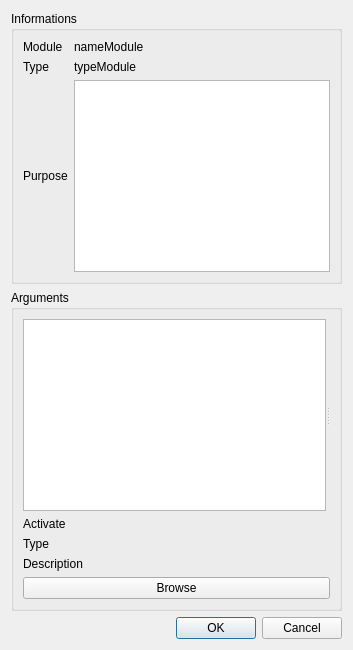
The window that ui/gui/resources/applymodule.ui (halbbob/dff) describes before a commit, drawn with Qt 5.
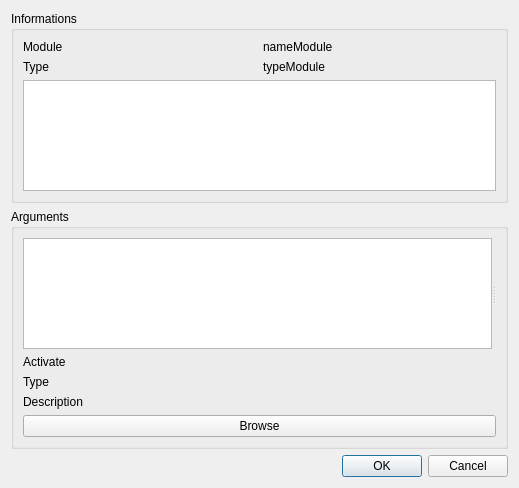
The same window after the commit.

Commit message: Change applymodule widget

The edit to the form file:
```diff
--- a/ui/gui/resources/applymodule.ui
+++ b/ui/gui/resources/applymodule.ui
@@ -2,6 +2,14 @@
 <ui version="4.0">
  <class>applyModule</class>
  <widget class="QDialog" name="applyModule">
+  <property name="geometry">
+   <rect>
+    <x>0</x>
+    <y>0</y>
+    <width>519</width>
+    <height>488</height>
+   </rect>
+  </property>
   <property name="sizePolicy">
    <sizepolicy hsizetype="Expanding" vsizetype="Expanding">
     <horstretch>0</horstretch>
@@ -46,14 +54,7 @@
         </property>
        </widget>
       </item>
-      <item row="2" column="0">
-       <widget class="QLabel" name="label_3">
-        <property name="text">
-         <string>Purpose</string>
-        </property>
-       </widget>
-      </item>
-      <item row="2" column="1">
+      <item row="2" column="0" colspan="2">
        <widget class="QTextEdit" name="textEdit">
         <property name="readOnly">
          <bool>true</bool>
@@ -62,14 +63,15 @@
          <string notr="true">&lt;!DOCTYPE HTML PUBLIC &quot;-//W3C//DTD HTML 4.0//EN&quot; &quot;http://www.w3.org/TR/REC-html40/strict.dtd&quot;&gt;
 &lt;html&gt;&lt;head&gt;&lt;meta name=&quot;qrichtext&quot; content=&quot;1&quot; /&gt;&lt;style type=&quot;text/css&quot;&gt;
 p, li { white-space: pre-wrap; }
-&lt;/style&gt;&lt;/head&gt;&lt;body style=&quot; font-family:'Sans Serif'; font-size:9pt; font-weight:400; font-style:normal;&quot;&gt;
+&lt;/style&gt;&lt;/head&gt;&lt;body style=&quot; font-family:'Sans'; font-size:10pt; font-weight:400; font-style:normal;&quot;&gt;
 &lt;table border=&quot;0&quot; style=&quot;-qt-table-type: root; margin-top:4px; margin-bottom:4px; margin-left:4px; margin-right:4px;&quot;&gt;
 &lt;tr&gt;
 &lt;td style=&quot;border: none;&quot;&gt;
-&lt;p style=&quot;-qt-paragraph-type:empty; margin-top:0px; margin-bottom:0px; margin-left:0px; margin-right:0px; -qt-block-indent:0; text-indent:0px;&quot;&gt;&lt;/p&gt;
-&lt;p style=&quot;-qt-paragraph-type:empty; margin-top:0px; margin-bottom:0px; margin-left:0px; margin-right:0px; -qt-block-indent:0; text-indent:0px;&quot;&gt;&lt;/p&gt;
-&lt;p style=&quot;-qt-paragraph-type:empty; margin-top:0px; margin-bottom:0px; margin-left:0px; margin-right:0px; -qt-block-indent:0; text-indent:0px;&quot;&gt;&lt;/p&gt;
-&lt;p style=&quot;-qt-paragraph-type:empty; margin-top:0px; margin-bottom:0px; margin-left:0px; margin-right:0px; -qt-block-indent:0; text-indent:0px;&quot;&gt;&lt;/p&gt;&lt;/td&gt;&lt;/tr&gt;&lt;/table&gt;&lt;/body&gt;&lt;/html&gt;</string>
+&lt;p style=&quot;-qt-paragraph-type:empty; margin-top:0px; margin-bottom:0px; margin-left:0px; margin-right:0px; -qt-block-indent:0; text-indent:0px; font-family:'Sans Serif'; font-size:9pt;&quot;&gt;&lt;/p&gt;
+&lt;p style=&quot;-qt-paragraph-type:empty; margin-top:0px; margin-bottom:0px; margin-left:0px; margin-right:0px; -qt-block-indent:0; text-indent:0px; font-family:'Sans Serif'; font-size:9pt;&quot;&gt;&lt;/p&gt;
+&lt;p style=&quot;-qt-paragraph-type:empty; margin-top:0px; margin-bottom:0px; margin-left:0px; margin-right:0px; -qt-block-indent:0; text-indent:0px; font-family:'Sans Serif'; font-size:9pt;&quot;&gt;&lt;/p&gt;
+&lt;p style=&quot;-qt-paragraph-type:empty; margin-top:0px; margin-bottom:0px; margin-left:0px; margin-right:0px; -qt-block-indent:0; text-indent:0px; font-family:'Sans Serif'; font-size:9pt;&quot;&gt;&lt;/p&gt;
+&lt;p style=&quot;-qt-paragraph-type:empty; margin-top:0px; margin-bottom:0px; margin-left:0px; margin-right:0px; -qt-block-indent:0; text-indent:0px; font-family:'Sans Serif'; font-size:9pt;&quot;&gt;&lt;/p&gt;&lt;/td&gt;&lt;/tr&gt;&lt;/table&gt;&lt;/body&gt;&lt;/html&gt;</string>
         </property>
        </widget>
       </item>
```
The commit also changes 2 other files.
